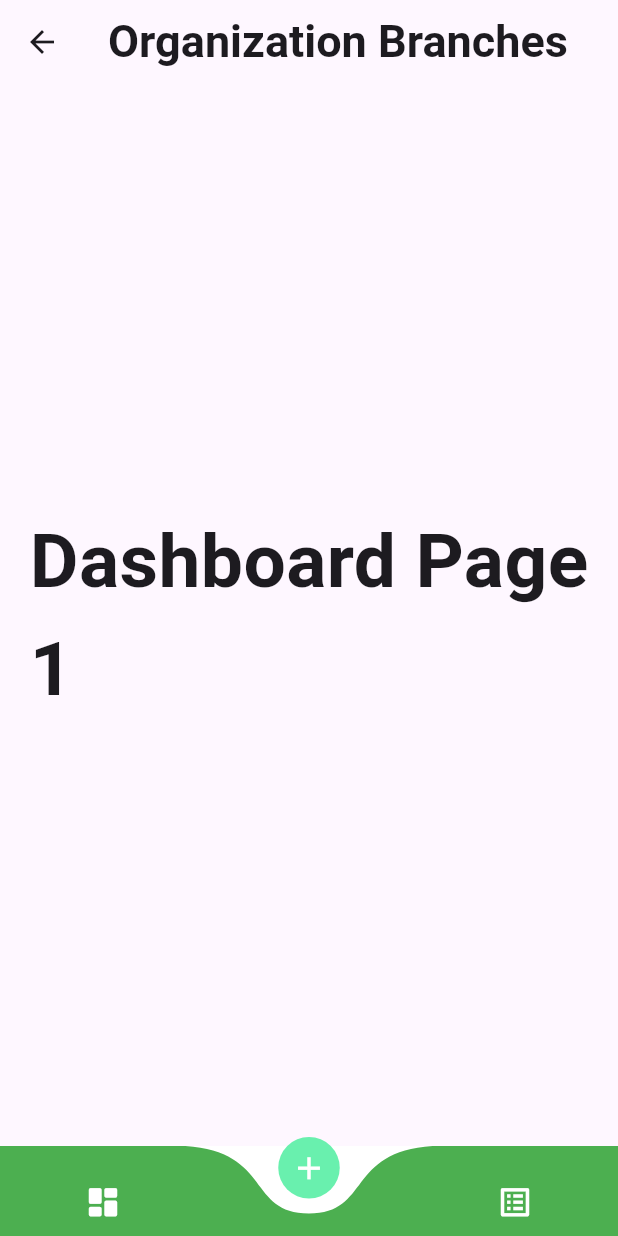
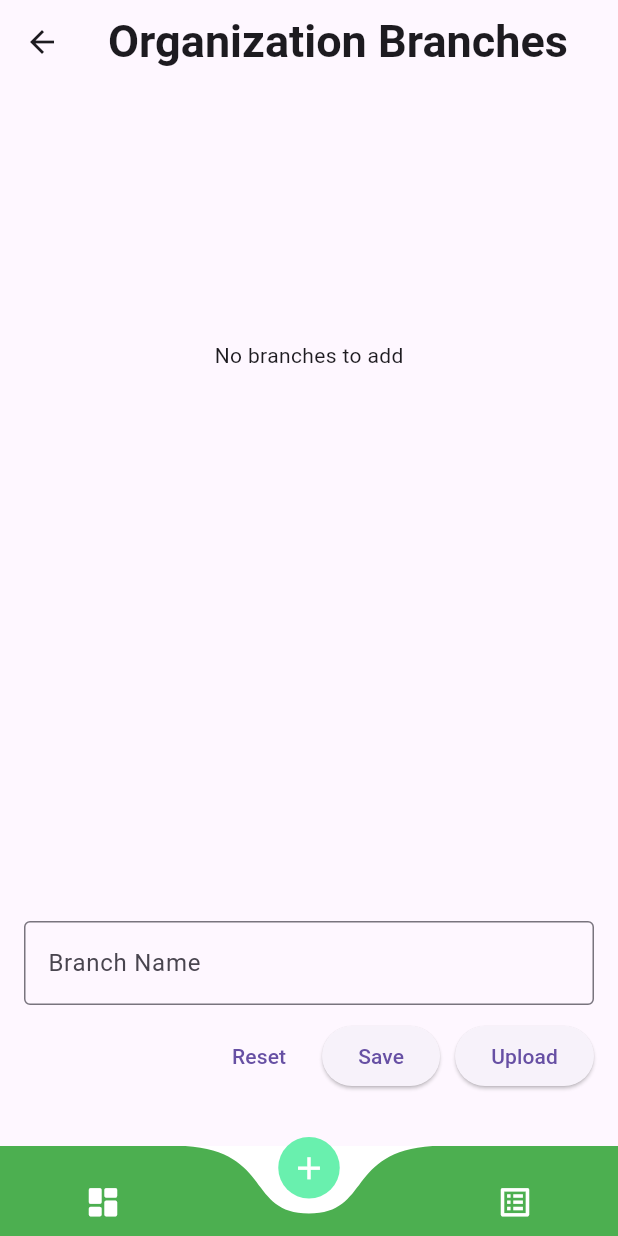
Before and after one commit to sushan531/SalesTrackerApp, a Flutter app: the BranchesScreen screen opened directly with empty values, item 2 of the bottom bar chosen, on a phone screen of 412 x 824 dp. Run offline on Flutter 3.47's test engine with Material 3 defaults, Android fonts, the light colour scheme and no system bars; drawn by our look-alikes of curved_navigation_bar; our stand-ins replace dio, flutter_secure_storage, pull_to_refresh_flutter3; accounts and stored records are empty; network calls fail.

Commit message:
working branches and products read views.

```diff
--- a/lib/custom_widgets/branches_tile.dart
+++ b/lib/custom_widgets/branches_tile.dart
@@ -2,22 +2,46 @@ import 'package:flutter/material.dart';
 import 'package:flutter_secure_storage/flutter_secure_storage.dart';
 import 'package:tipot/models/branch_model.dart';
 
-class Branch extends StatefulWidget {
+class BranchMini extends StatelessWidget {
   final BranchModel branch;
 
-  const Branch(this.storage, {Key? key, required this.branch, required this.isActive})
+  const BranchMini({Key? key, required this.branch}) : super(key: key);
+
+  @override
+  Widget build(BuildContext context) {
+    // Access properties using dot notation (assuming Product class)
+    return Container(
+      decoration: BoxDecoration(
+        color: Colors.lightBlueAccent,
+        borderRadius: BorderRadius.circular(8.0),
+        border: Border.all(
+          color: Colors.grey.shade200,
+          width: 1.0,
+        ),
+      ),
+      child: ListTile(
+        leading: const Icon(Icons.shopping_bag),
+        title: Text(branch.branchName),
+        subtitle: Text(
+          'BranchId: ${branch.uuid}',
+        ),
+      ),
+    );
+  }
+}
+
+class Branch extends StatelessWidget {
+  final BranchModel branch;
+
+  const Branch(this.storage,
+      {Key? key, required this.branch, required this.isActive})
       : super(key: key);
 
   final FlutterSecureStorage storage;
   final bool isActive;
 
-  @override
-  State<Branch> createState() => _BranchState();
-}
-
-class _BranchState extends State<Branch> {
-  void _setActiveBranchUuid(String uuid) {
-    widget.storage.write(key: "active_branch_uuid", value: uuid);
+  void _setActiveBranchUuid(String? uuid) {
+    storage.write(key: "active_branch_uuid", value: uuid);
   }
 
   @override
@@ -34,21 +58,23 @@ class _BranchState extends State<Branch> {
       ),
       child: ListTile(
         leading: const Icon(Icons.shopping_bag),
-        title: Text(widget.branch.branchName),
+        title: Text(branch.branchName),
         subtitle: Text(
-          'BranchId: ${widget.branch.uuid}',
+          'BranchId: ${branch.uuid}',
         ),
         trailing: TextButton.icon(
-          icon: widget.isActive ? const Icon(Icons.insert_emoticon_rounded) :  const Icon(Icons.insert_emoticon_outlined),
+          icon: isActive
+              ? const Icon(Icons.insert_emoticon_rounded)
+              : const Icon(Icons.insert_emoticon_outlined),
           onPressed: () {
-            _setActiveBranchUuid(widget.branch.uuid);
+            _setActiveBranchUuid(branch.uuid);
           },
           style: ElevatedButton.styleFrom(
               shape: RoundedRectangleBorder(
                   borderRadius: BorderRadius.circular(30)),
               textStyle: const TextStyle(color: Colors.greenAccent),
               backgroundColor: Colors.white),
-          label: widget.isActive? const Text("Active") : const Text("Inactive"),
+          label: isActive ? const Text("Active") : const Text("Inactive"),
         ),
       ),
     );
--- a/lib/main.dart
+++ b/lib/main.dart
@@ -1,10 +1,11 @@
 import 'package:flutter/material.dart';
 import 'package:flutter_secure_storage/flutter_secure_storage.dart';
+import 'package:tipot/screens/private/branches/branches.dart';
 import 'package:tipot/screens/private/products/products.dart';
 import 'package:tipot/screens/public/login_page/login.dart';
 import 'package:tipot/screens/public/signup_page/signup.dart';
 
-enum ActiveScreen { login, signup, product }
+enum ActiveScreen { login, signup, product, branch }
 
 void main() {
   runApp(const Tipot());
@@ -33,6 +34,9 @@ class _TipotState extends State<Tipot> {
             switchToLogin); // Replace with your signup page widget
       case ActiveScreen.product:
         return ProductsScreen(_storage);
+      case ActiveScreen.branch:
+        return BranchesScreen(_storage);
+
       default:
         throw Exception('Invalid ActiveScreen value');
     }
--- a/lib/models/branch_model.dart
+++ b/lib/models/branch_model.dart
@@ -1,8 +1,8 @@
 class BranchModel {
-  final String uuid;
+  final String? uuid;
   final String branchName;
 
-  BranchModel({required this.uuid, required this.branchName});
+  BranchModel({this.uuid, required this.branchName});
 
   factory BranchModel.fromJson(Map<String, dynamic> json) {
     return BranchModel(
--- a/lib/screens/private/branches/branches.dart
+++ b/lib/screens/private/branches/branches.dart
@@ -7,6 +7,7 @@ import 'package:flutter_secure_storage/flutter_secure_storage.dart';
 import 'package:tipot/custom_widgets/branches_tile.dart';
 import 'package:tipot/models/branch_model.dart';
 import 'package:tipot/rest_api/rest_api.dart';
+import 'package:tipot/screens/private/branches/branches_add.dart';
 
 class BranchesScreen extends StatefulWidget {
   const BranchesScreen(this.storage, {super.key});
@@ -42,12 +43,7 @@ class _BranchesScreenState extends State<BranchesScreen> {
           ),
         );
       case 1:
-        return Center(
-          child: Text(
-            "Dashboard Page\n$_page",
-            style: const TextStyle(fontSize: 50, fontWeight: FontWeight.bold),
-          ),
-        );
+        return const BranchesAdd();
       case 2:
         return ListView.separated(
             padding: const EdgeInsets.all(8),
--- /dev/null
+++ b/lib/screens/private/branches/branches_add.dart
@@ -0,0 +1,112 @@
+import 'package:flutter/material.dart';
+import 'package:tipot/custom_widgets/branches_tile.dart';
+import 'package:tipot/custom_widgets/products_tile.dart';
+import 'package:tipot/models/branch_model.dart';
+import 'package:tipot/models/products_model.dart';
+
+class BranchesAdd extends StatefulWidget {
+  const BranchesAdd({Key? key}) : super(key: key);
+
+  @override
+  State<StatefulWidget> createState() {
+    return _BranchesAddState();
+  }
+}
+
+class _BranchesAddState extends State<BranchesAdd> {
+  String? _branchName;
+  final GlobalKey<FormState> _formKey = GlobalKey();
+  final List<BranchModel> _branches = [];
+
+  void _saveItem() {
+    if (_formKey.currentState!.validate()) {
+      _formKey.currentState!.save();
+      _branches.add(BranchModel(branchName: _branchName!));
+      _formKey.currentState!.reset();
+      setState(() {});
+    }
+  }
+
+  void _saveItemAndUpload() {
+    //TODO call the rest api to upload the products
+  }
+
+  @override
+  Widget build(BuildContext context) {
+    return Scaffold(
+      body: Column(children: [
+        Expanded(
+          child: LayoutBuilder(
+              builder: (BuildContext context, BoxConstraints constraints) {
+            return SingleChildScrollView(
+              child: SizedBox(
+                  height: constraints.maxHeight / 1.5,
+                  child: _branches.isEmpty
+                      ? const Center(child: Text("No branches to add"))
+                      : ListView.separated(
+                          padding: const EdgeInsets.all(8),
+                          itemBuilder: (context, index) {
+                            final product = _branches[index];
+                            return BranchMini(branch: product);
+                          },
+                          separatorBuilder: (context, index) => const Divider(),
+                          itemCount: _branches.length)),
+            );
+          }),
+        ),
+        Form(
+            key: _formKey,
+            child: Padding(
+              padding: const EdgeInsets.all(16),
+              child: Column(
+                children: [
+                  TextFormField(
+                    onSaved: (value) {
+                      _branchName = value;
+                    },
+                    decoration: const InputDecoration(
+                      border: OutlineInputBorder(),
+                      labelText: "Branch Name",
+                    ),
+                    validator: (value) {
+                      var trimmedValue = value!.trim();
+                      if (value.isEmpty ||
+                          trimmedValue.length <= 2 ||
+                          trimmedValue.trim().length > 50) {
+                        return "Must be between 3 and 50 characters.";
+                      }
+                      return null;
+                    },
+                  ),
+                  const SizedBox(height: 10.0),
+                  Visibility(
+                    child: Row(
+                        mainAxisAlignment: MainAxisAlignment.end,
+                        children: [
+                          TextButton(
+                              onPressed: () {
+                                _formKey.currentState!.reset();
+                              },
+                              child: const Text("Reset")),
+                          const SizedBox(width: 10.0),
+                          ElevatedButton(
+                              onPressed: _saveItem, child: const Text("Save")),
+                          const SizedBox(width: 10.0),
+                          ElevatedButton(
+                              onPressed: _saveItem, child: const Text("Upload"))
+                        ]),
+                  )
+                ],
+              ),
+            )),
+        SizedBox(height: 20.0),
+      ]),
+      // bottomNavigationBar: BottomNavigationBar(
+      //   items: const [
+      //     BottomNavigationBarItem(icon: Icon(Icons.add), label: "New Product"),
+      //     BottomNavigationBarItem(icon: Icon(Icons.upload), label: "Upload"),
+      //   ],
+      // ),
+    );
+  }
+}
--- a/lib/screens/private/products/products.dart
+++ b/lib/screens/private/products/products.dart
@@ -87,8 +87,7 @@ class _ProductsScreenState extends State<ProductsScreen> {
       nextToken = await widget.storage.read(key: "next_token") ?? "";
     }
     accessToken = await widget.storage.read(key: "access_token") ?? "";
-    activeBranch = await widget.storage.read(key: "active_branch") ??
-        "98c3b346-6254-4bbc-9e07-9bf15efc89d6";
+    activeBranch = await widget.storage.read(key: "active_branch_uuid") ?? "";
     var dio = Dio();
     var headers = {
       'Cache-Control': 'true',
```
